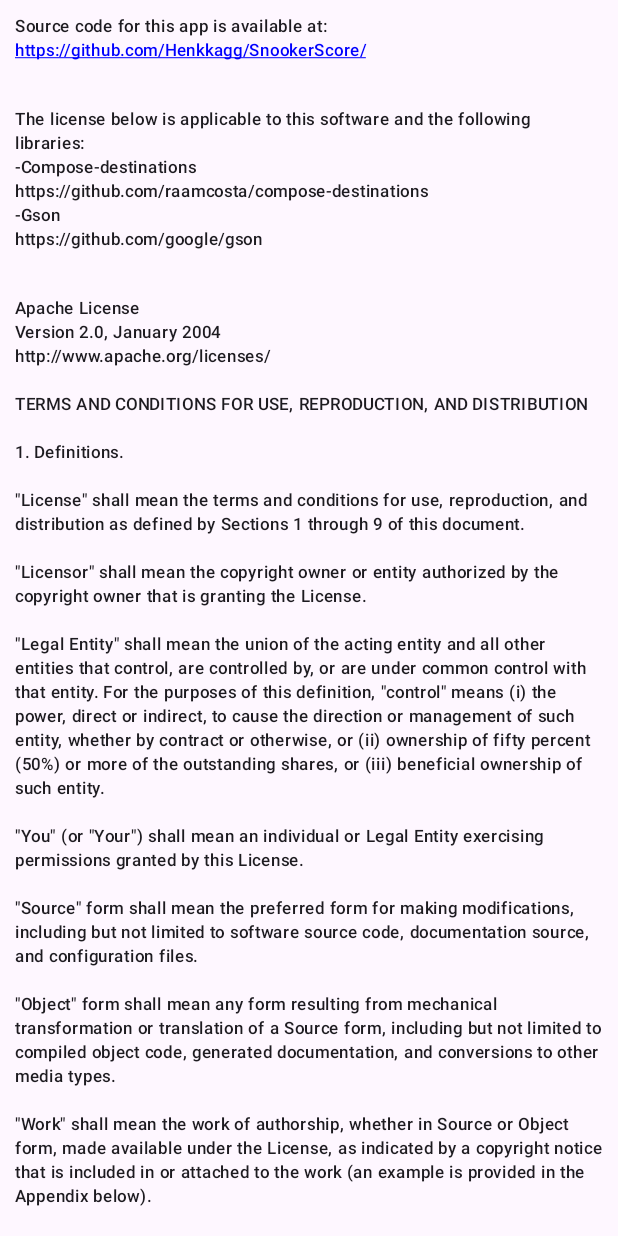
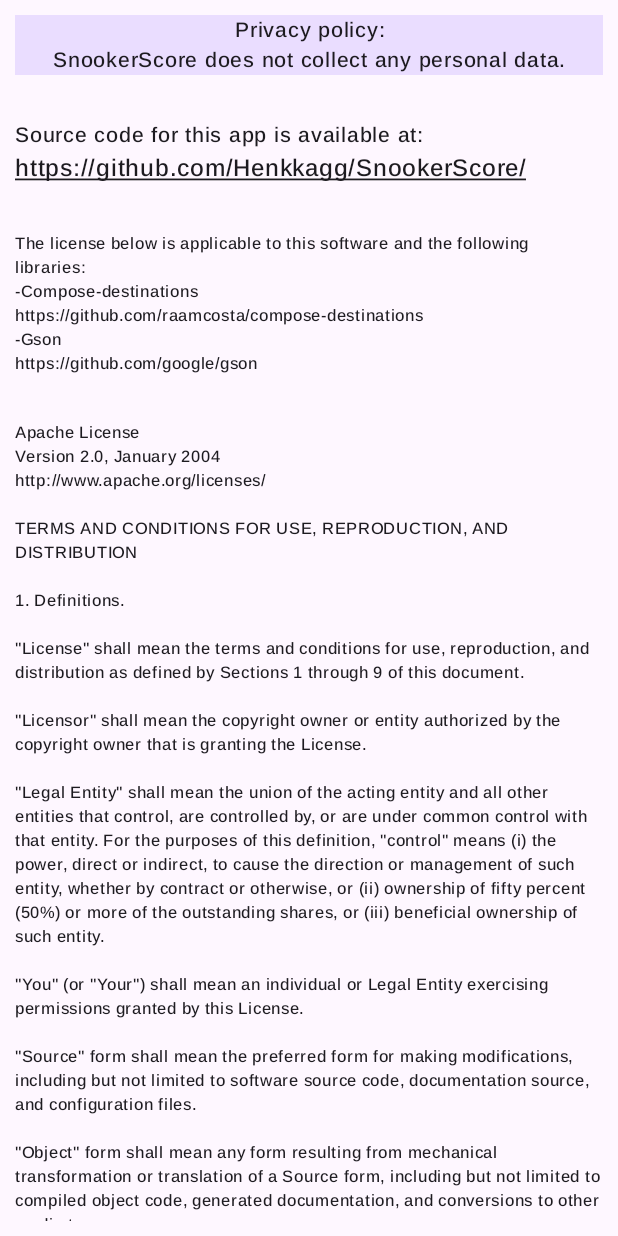
Before and after one commit to Henkkagg/SnookerScore, an Android app built with Jetpack Compose: the composable LicensesScreen shown on its own in the app's theme, on a phone screen of 412 x 824 dp. Run offline under Robolectric (Android 15) with nearby library versions, the light colour scheme and no system bars; libraries missing offline, so code that uses them is left out: com.ramcosta.composedestinations; 6 statements that could not run were skipped.

Commit message:
Add privacy policy to app
Play Store requires app to contain privacy privacy directly, or
to be accessible via link. Add privacy policy to licenseScreen.

```diff
--- a/app/src/main/java/com/hegesoftware/snookerscore/ui/screens/licenses/LicensesScreen.kt
+++ b/app/src/main/java/com/hegesoftware/snookerscore/ui/screens/licenses/LicensesScreen.kt
@@ -1,15 +1,17 @@
 package com.hegesoftware.snookerscore.ui.screens.licenses
 
+import androidx.compose.foundation.background
 import androidx.compose.foundation.clickable
 import androidx.compose.foundation.layout.fillMaxSize
+import androidx.compose.foundation.layout.fillMaxWidth
 import androidx.compose.foundation.layout.padding
 import androidx.compose.foundation.lazy.LazyColumn
 import androidx.compose.material3.MaterialTheme
 import androidx.compose.material3.Text
 import androidx.compose.runtime.Composable
 import androidx.compose.ui.Modifier
-import androidx.compose.ui.graphics.Color
 import androidx.compose.ui.platform.LocalUriHandler
+import androidx.compose.ui.text.style.TextAlign
 import androidx.compose.ui.text.style.TextDecoration
 import com.hegesoftware.snookerscore.ui.components.MediumSpacer
 import com.hegesoftware.snookerscore.ui.screens.LicensesTransitions
@@ -25,31 +27,45 @@
             .padding(MaterialTheme.padding.small)
     ) {
         item {
-            val style = MaterialTheme.typography.labelSmall
+            val normalStyle = MaterialTheme.typography.labelLarge
+            val licenseStyle = MaterialTheme.typography.labelSmall
             val uriHandler = LocalUriHandler.current
 
-            Text("Source code for this app is available at: ",
-                style = style)
+            Text(
+                text = "Privacy policy:\n" +
+                        "SnookerScore does not collect any personal data.",
+                style = normalStyle,
+                textAlign = TextAlign.Center,
+                modifier = Modifier
+                    .fillMaxWidth()
+                    .background(MaterialTheme.colorScheme.primaryContainer)
+            )
+            MediumSpacer()
+
+            Text(
+                "Source code for this app is available at: ",
+                style = normalStyle
+            )
             Text(
                 text = "https://github.com/Henkkagg/SnookerScore/",
-                style = style.copy(color = Color.Blue),
                 textDecoration = TextDecoration.Underline,
                 modifier = Modifier.clickable {
                     uriHandler.openUri("https://github.com/Henkkagg/SnookerScore/")
                 }
             )
+
             MediumSpacer()
             Text(
                 "The license below is applicable to this software and the following libraries:",
-                style = style
+                style = licenseStyle
             )
             Text(
                 "-Compose-destinations\nhttps://github.com/raamcosta/compose-destinations",
-                style = style
+                style = licenseStyle
             )
-            Text("-Gson\nhttps://github.com/google/gson", style = style)
+            Text("-Gson\nhttps://github.com/google/gson", style = licenseStyle)
             MediumSpacer()
-            Text(LicenseStrings.apache, style = style)
+            Text(LicenseStrings.apache, style = licenseStyle)
         }
     }
 }
--- a/app/src/main/java/com/hegesoftware/snookerscore/ui/theme/Type.kt
+++ b/app/src/main/java/com/hegesoftware/snookerscore/ui/theme/Type.kt
@@ -50,5 +50,8 @@
     labelMedium = Typography().labelMedium.copy(
         fontFamily = Arimo,
         letterSpacing = 0.5.sp
+    ),
+    labelSmall = Typography().labelSmall.copy(
+        fontFamily = Arimo
     )
 )
```
